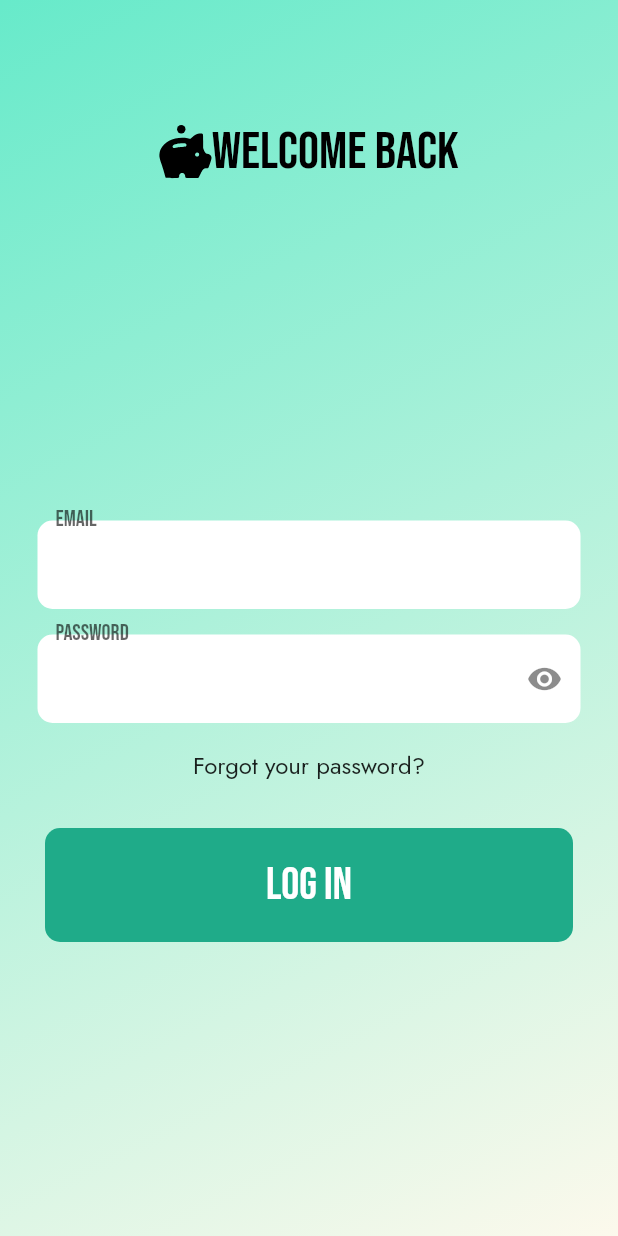
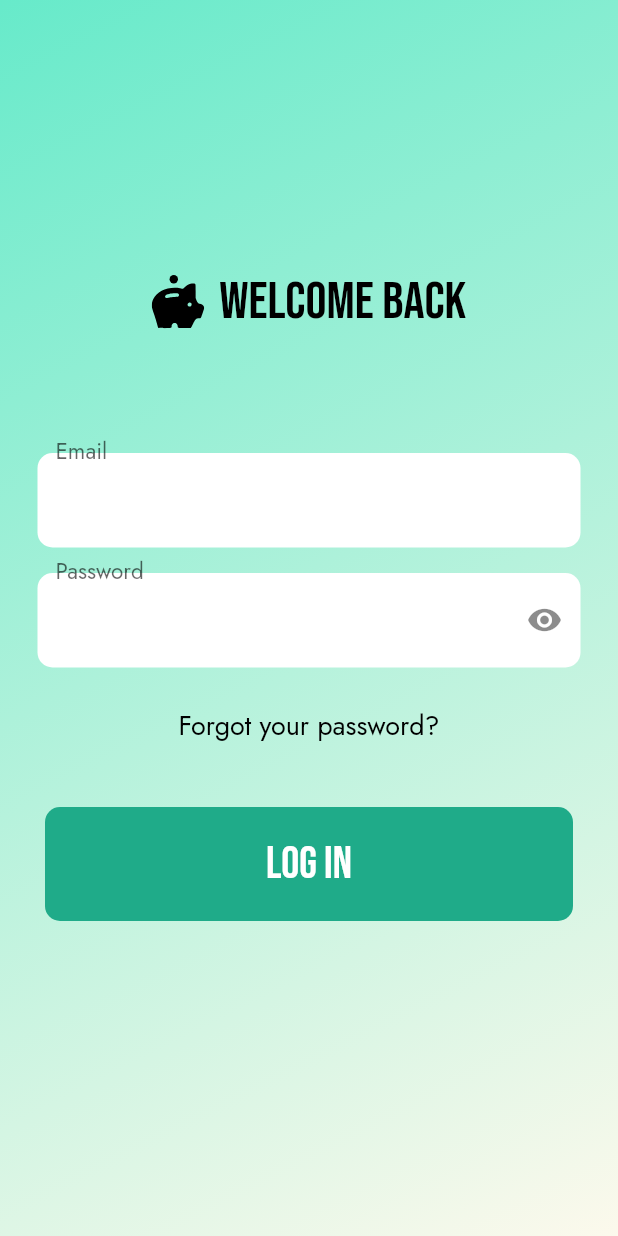
Before and after one commit to arskii/saveit_client, a Flutter app: the SignUP screen opened directly, after a tap on "Sign up", after a tap on "Login", on a phone screen of 412 x 824 dp. Run offline on Flutter 3.47's test engine with Material 2 defaults, Android fonts, the phone set to English and light mode, and no system bars; our stand-ins replace dio, flutter_svg, get.

Commit message:
Fix login form submit

```diff
--- a/lib/components/main_textfield.dart
+++ b/lib/components/main_textfield.dart
@@ -1,8 +1,9 @@
+import 'package:budgetapp/constants.dart';
 import 'package:flutter/material.dart';
 import 'package:flutter/services.dart';
 
 class MainTexfield extends StatelessWidget {
-  final controller;
+  final TextEditingController controller;
   final String labelText;
   final bool obscureText;
   final TextInputType keyboardType;
@@ -31,9 +32,28 @@
         obscureText: obscureText,
         keyboardType: keyboardType,
         decoration: InputDecoration(
+          alignLabelWithHint: true,
           suffixIcon: suffixIcon,
           labelStyle: TextStyle(fontSize: 20),
           floatingLabelBehavior: FloatingLabelBehavior.always,
+          focusedErrorBorder: OutlineInputBorder(
+              borderRadius: BorderRadius.circular(10),
+              borderSide: BorderSide(
+                width: 0,
+                style: BorderStyle.none,
+              )),
+          errorBorder: OutlineInputBorder(
+              borderRadius: BorderRadius.circular(10),
+              borderSide: BorderSide(
+                width: 0,
+                style: BorderStyle.none,
+              )),
+          focusedBorder: OutlineInputBorder(
+              borderRadius: BorderRadius.circular(10),
+              borderSide: BorderSide(
+                width: 0,
+                style: BorderStyle.none,
+              )),
           enabledBorder: OutlineInputBorder(
               borderRadius: BorderRadius.circular(10),
               borderSide: BorderSide(
@@ -43,7 +63,9 @@
           fillColor: Colors.white,
           filled: true,
           labelText: labelText,
-          hintStyle: TextStyle(color: Colors.grey[500]),
+        ),
+        style: TextStyle(
+          fontFamily: 'Jost',
         ),
       ),
     );
--- /dev/null
+++ b/lib/components/title_screen.dart
@@ -0,0 +1,28 @@
+import 'package:flutter/material.dart';
+
+import 'package:flutter_svg/flutter_svg.dart';
+
+class TitleScreen extends StatelessWidget {
+  final String title;
+  const TitleScreen({super.key, required this.title});
+
+  @override
+  Widget build(BuildContext context) {
+    return Row(
+      mainAxisAlignment: MainAxisAlignment.center,
+      children: [
+        SvgPicture.asset('assets/icons/pig.svg'),
+        const SizedBox(
+          width: 10,
+        ),
+        Text(
+          title,
+          style: TextStyle(
+            color: Colors.black,
+            fontSize: 35,
+          ),
+        ),
+      ],
+    );
+  }
+}
--- a/lib/screens/login_screen.dart
+++ b/lib/screens/login_screen.dart
@@ -1,17 +1,11 @@
-// ignore_for_file: prefer_const_constructors
-
 import 'package:budgetapp/api/api_client.dart';
 import 'package:budgetapp/components/main_button.dart';
-import 'package:budgetapp/components/pincode_numpud.dart';
-import 'package:budgetapp/main.dart';
-import 'package:budgetapp/screens/pincode_screen.dart';
+import 'package:budgetapp/screens/recovery_screen.dart';
 import 'package:flutter/material.dart';
-import 'package:flutter/services.dart';
-import 'package:flutter_svg/flutter_svg.dart';
 import 'package:get/get.dart';
-import 'package:get/get_core/src/get_main.dart';
 
 import '../components/main_textfield.dart';
+import '../components/title_screen.dart';
 import '../constants.dart';
 
 class LoginScreen extends StatefulWidget {
@@ -26,8 +20,11 @@
   final usernameController = TextEditingController();
 
   final passwordController = TextEditingController();
+
   final _formKey = GlobalKey<FormState>();
   String? _email, _password;
+
+  bool isHidden = true;
 
   @override
   Widget build(BuildContext context) {
@@ -46,33 +43,19 @@
                 ]),
           ),
           child: SafeArea(
+            child: Form(
+              key: _formKey,
               child: Column(
                 crossAxisAlignment: CrossAxisAlignment.center,
-              children: [
-                const SizedBox(
-                  height: 80,
-                ),
-
-                // text welcome
-                Row(
                 mainAxisAlignment: MainAxisAlignment.center,
                 children: [
-                    SvgPicture.asset('assets/icons/pig.svg'),
-                    Text(
-                      'Welcome back',
-                      style: TextStyle(
-                        color: Colors.black,
-                        fontSize: 35,
-                      ),
-                    ),
-                  ],
-                ),
+                  TitleScreen(title: 'Welcome back'),
 
-                const SizedBox(height: 225),
+                  const SizedBox(height: 80),
                   MainTexfield(
                     validator: (value) {
                       if (value == null || value.isEmpty) {
-                      return 'Please enter some text';
+                        return 'Please enter email';
                       }
                       return null;
                     },
@@ -90,7 +73,7 @@
                   MainTexfield(
                     validator: (value) {
                       if (value == null || value.isEmpty) {
-                      return 'Please enter some text';
+                        return 'Please enter password';
                       }
                       return null;
                     },
@@ -99,7 +82,9 @@
                     controller: passwordController,
                     labelText: 'Password',
                     obscureText: true,
-                  suffixIcon: Align(
+                    suffixIcon: InkWell(
+                      onTap: _togglePasswordView,
+                      child: Align(
                         widthFactor: 1.0,
                         heightFactor: 1.0,
                         child: Icon(
@@ -107,17 +92,25 @@
                         ),
                       ),
                     ),
+                  ),
                   const SizedBox(
-                  height: 17,
+                    height: 15,
                   ),
-                Text(
+                  TextButton(
+                    onPressed: () {
+                      Get.to(RecoveryScreen());
+                    },
+                    child: Text(
                       'Forgot your password?',
-                  style: TextStyle(fontFamily: 'Jost', fontSize: 16.0),
+                      style: TextStyle(
+                          fontFamily: 'Jost',
+                          fontSize: 18.0,
+                          color: Colors.black),
+                    ),
                   ),
                   MainButton(
                     onTap: () {
                       _submit();
-                    //Get.to(PinCodeScreen());
                     },
                     text: 'Log in',
                   )
@@ -126,7 +119,14 @@
             ),
           ),
         ),
+      ),
     );
+  }
+
+  void _togglePasswordView() {
+    setState(() {
+      isHidden = !isHidden;
+    });
   }
 
   void _submit() async {
@@ -134,7 +134,8 @@
       _formKey.currentState!.save();
       ScaffoldMessenger.of(context).showSnackBar(SnackBar(
         content: const Text(
-          'processing data',
+          'Processing data',
+          textAlign: TextAlign.center,
         ),
         backgroundColor: Colors.green.shade300,
       ));
@@ -149,7 +150,10 @@
     } else {
       ScaffoldMessenger.of(context).showSnackBar(
         SnackBar(
-          content: Text('Error: ${['Message']}'),
+          content: Text(
+            'Email or password does not match',
+            textAlign: TextAlign.center,
+          ),
           backgroundColor: Colors.red.shade300,
         ),
       );
--- a/lib/screens/signup_screen.dart
+++ b/lib/screens/signup_screen.dart
@@ -1,6 +1,7 @@
 import 'package:budgetapp/api/api_client.dart';
 import 'package:budgetapp/components/main_button.dart';
 import 'package:budgetapp/components/main_textfield.dart';
+import 'package:budgetapp/components/title_screen.dart';
 import 'package:budgetapp/screens/login_screen.dart';
 import 'package:budgetapp/screens/verify_screen.dart';
 import 'package:flutter/material.dart';
@@ -53,29 +54,13 @@
               child: Column(
                 mainAxisAlignment: MainAxisAlignment.center,
                 children: [
-                  // Logo
                   const SizedBox(
                     height: 20,
                     width: 30,
                   ),
 
                   // Welcome
-                  Row(
-                    mainAxisAlignment: MainAxisAlignment.center,
-                    children: [
-                      SvgPicture.asset('assets/icons/pig.svg'),
-                      const SizedBox(
-                        width: 10,
-                      ),
-                      Text(
-                        'Create an account',
-                        style: TextStyle(
-                          color: Colors.black,
-                          fontSize: 35,
-                        ),
-                      ),
-                    ],
-                  ),
+                  TitleScreen(title: 'Create an account'),
 
                   const SizedBox(
                     height: 40,
@@ -120,12 +105,11 @@
                       var passNonNullValue = value ?? "";
                       if (value!.isEmpty) {
                         return ("Password is required");
-                      } else if (passNonNullValue.length < 6) {
-                        return ("Password Must be more than 5 characters");
+                      } else if (passNonNullValue.length < 7) {
+                        return ("Password Must be more than 6 characters");
                       } else if (!regex.hasMatch(passNonNullValue)) {
                         return ("Password should contain upper,lower,digit and Special character ");
                       }
-                      return null;
                       return null;
                     },
                     onSaved: (input) => _password = input!,
```
Also changed, not shown: lib/api/api_client.dart (+31 -0 lines), lib/screens/pincode_screen.dart (+2 -16 lines), lib/screens/recovery_screen.dart (+3 -13 lines), lib/screens/verify_screen.dart (+2 -12 lines), pubspec.lock. Lines whose indentation alone changed are shown as unchanged.
